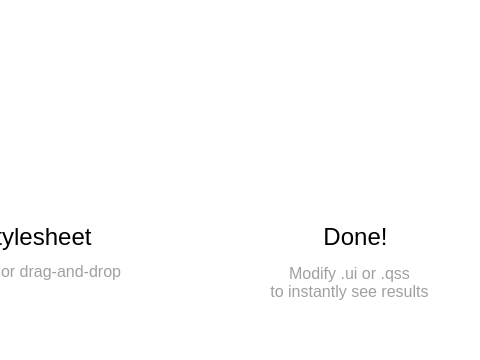
Qt form ui/MainWindow.ui (artem-ogre/QSSPreview) before a commit; both pictures show x 400 to 880 and y 0 to 360 of the 880 by 360 pixel window.
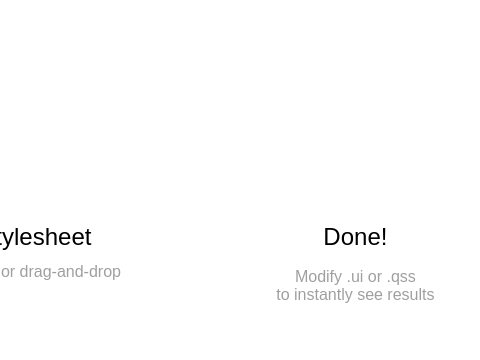
The same form after that commit. Icons and pictures are not drawn.

```diff
--- a/ui/MainWindow.ui
+++ b/ui/MainWindow.ui
@@ -40,7 +40,7 @@
 	background: transparent;
 }
 
-QTextEdit
+QLabel#label_4
 {
 	border: 0px;
 	color: rgb(159, 159, 159);
@@ -480,13 +480,13 @@
      <set>Qt::AlignCenter</set>
     </property>
    </widget>
-   <widget class="QTextEdit" name="textEdit">
+   <widget class="QLabel" name="label_4">
     <property name="geometry">
      <rect>
-      <x>619</x>
-      <y>260</y>
-      <width>261</width>
-      <height>74</height>
+      <x>630</x>
+      <y>250</y>
+      <width>251</width>
+      <height>71</height>
      </rect>
     </property>
     <property name="font">
@@ -494,26 +494,12 @@
       <pointsize>12</pointsize>
      </font>
     </property>
-    <property name="styleSheet">
-     <string notr="true">QTextEdit
-{
-    border: 0px;
-color: rgb(159, 159, 159);
-background: transparent;
-}</string>
+    <property name="text">
+     <string>Modify .ui or .qss
+to instantly see results</string>
     </property>
-    <property name="readOnly">
-     <bool>true</bool>
-    </property>
-    <property name="html">
-     <string>&lt;!DOCTYPE HTML PUBLIC &quot;-//W3C//DTD HTML 4.0//EN&quot; &quot;http://www.w3.org/TR/REC-html40/strict.dtd&quot;&gt;
-&lt;html&gt;&lt;head&gt;&lt;meta name=&quot;qrichtext&quot; content=&quot;1&quot; /&gt;&lt;style type=&quot;text/css&quot;&gt;
-p, li { white-space: pre-wrap; }
-&lt;/style&gt;&lt;/head&gt;&lt;body style=&quot; font-family:'MS Shell Dlg 2'; font-size:12pt; font-weight:400; font-style:normal;&quot;&gt;
-&lt;p align=&quot;center&quot; style=&quot; margin-top:12px; margin-bottom:12px; margin-left:0px; margin-right:0px; -qt-block-indent:0; text-indent:0px;&quot;&gt;Modify .ui or .qss&lt;br /&gt;to instantly see results&lt;/p&gt;&lt;/body&gt;&lt;/html&gt;</string>
-    </property>
-    <property name="acceptRichText">
-     <bool>false</bool>
+    <property name="alignment">
+     <set>Qt::AlignCenter</set>
     </property>
    </widget>
    <zorder>label_2</zorder>
```
Left out of the diff: 2 changed lines with no effect on the pictures.
